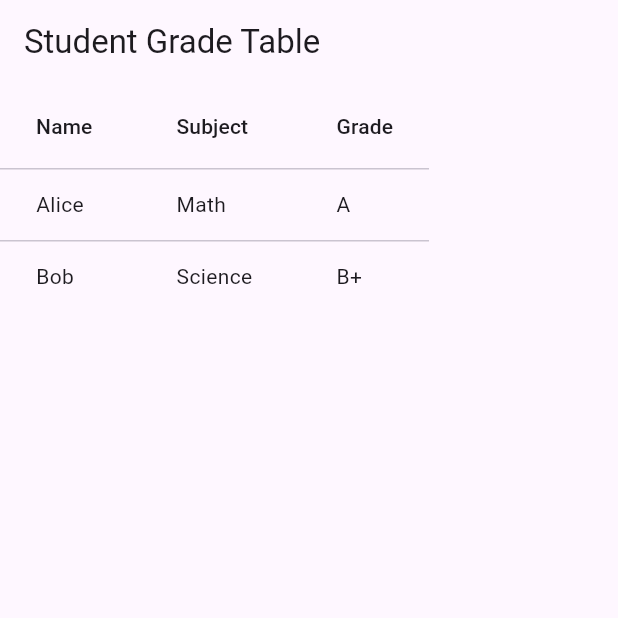
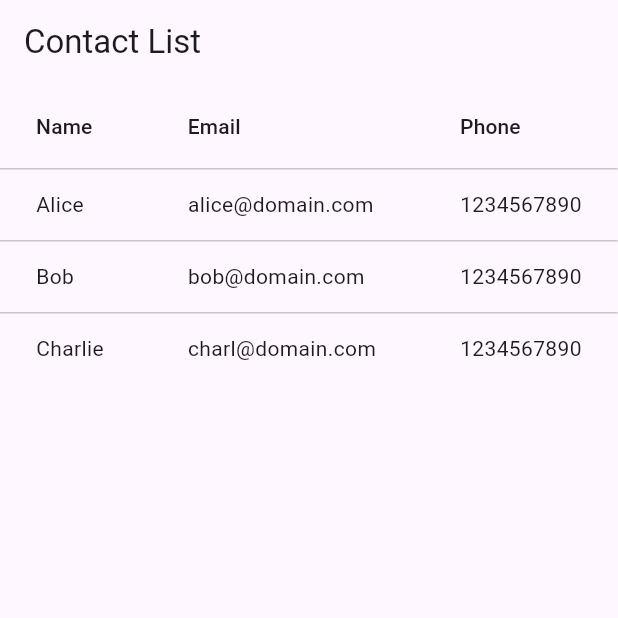
Before and after one commit to dtech-innovation/flutter_ex_32_table, a Flutter app: the screen it shows after launch, on a phone screen of 412 x 824 dp, the top half of it. Run offline on Flutter 3.47's test engine with Material 3 defaults, Android fonts, the light colour scheme and no system bars.

Commit message:
change to Display Contact List

```diff
--- a/lib/main.dart
+++ b/lib/main.dart
@@ -1,37 +1,54 @@
 import 'package:flutter/material.dart';
 
-void main() => runApp(const MyApp());
+void main() {
+  runApp(MyApp());
+}
 
 class MyApp extends StatelessWidget {
-  const MyApp({super.key});
+  @override
+  Widget build(BuildContext context) {
+    return MaterialApp(title: 'Contact List App', home: ContactList());
+  }
+}
+
+class Contact {
+  final String name;
+  final String email;
+  final String phone;
+
+  Contact({required this.name, required this.email, required this.phone});
+}
+
+class ContactList extends StatelessWidget {
+  final List<Contact> contacts = [
+    Contact(name: 'Alice', email: 'alice@domain.com', phone: '1234567890'),
+    Contact(name: 'Bob', email: 'bob@domain.com', phone: '1234567890'),
+    Contact(name: 'Charlie', email: 'charl@domain.com', phone: '1234567890'),
+    // Add more contacts here
+  ];
+
+  ContactList({super.key});
 
   @override
   Widget build(BuildContext context) {
-    return MaterialApp(
-      home: Scaffold(
-        appBar: AppBar(
-          title: const Text('Student Grade Table'),
-        ),
-        body: DataTable(
-          columns: const [
-            DataColumn(label: Text('Name')),
-            DataColumn(label: Text('Subject')),
-            DataColumn(label: Text('Grade')),
-          ],
-          rows: const [
-            DataRow(cells: [
-              DataCell(Text('Alice')),
-              DataCell(Text('Math')),
-              DataCell(Text('A')),
-            ]),
-            DataRow(cells: [
-              DataCell(Text('Bob')),
-              DataCell(Text('Science')),
-              DataCell(Text('B+')),
-            ]),
-            // Add more students and grades here
-          ],
-        ),
+    return Scaffold(
+      appBar: AppBar(title: const Text('Contact List')),
+      body: DataTable(
+        columns: const [
+          DataColumn(label: Text('Name')),
+          DataColumn(label: Text('Email')),
+          DataColumn(label: Text('Phone')),
+        ],
+        rows:
+            contacts.map((contact) {
+              return DataRow(
+                cells: [
+                  DataCell(Text(contact.name)),
+                  DataCell(Text(contact.email)),
+                  DataCell(Text(contact.phone)),
+                ],
+              );
+            }).toList(),
       ),
     );
   }
```
Also changed, not shown: 1 other file.
